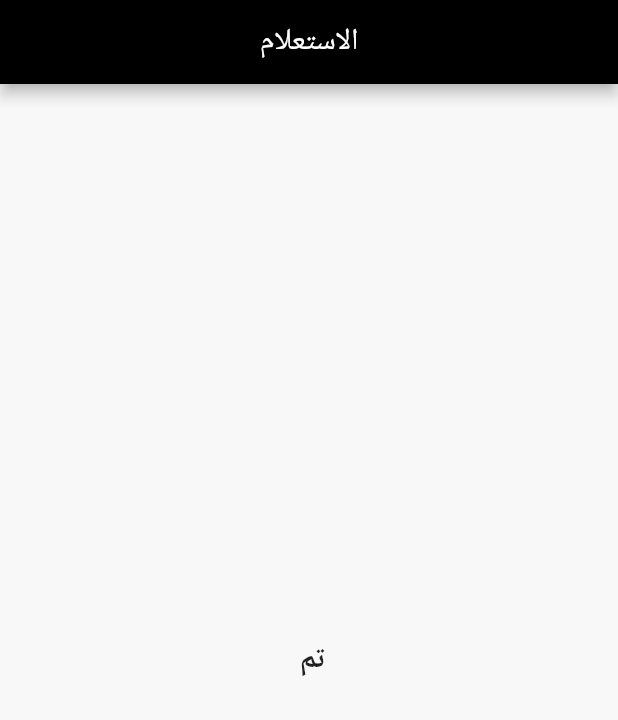
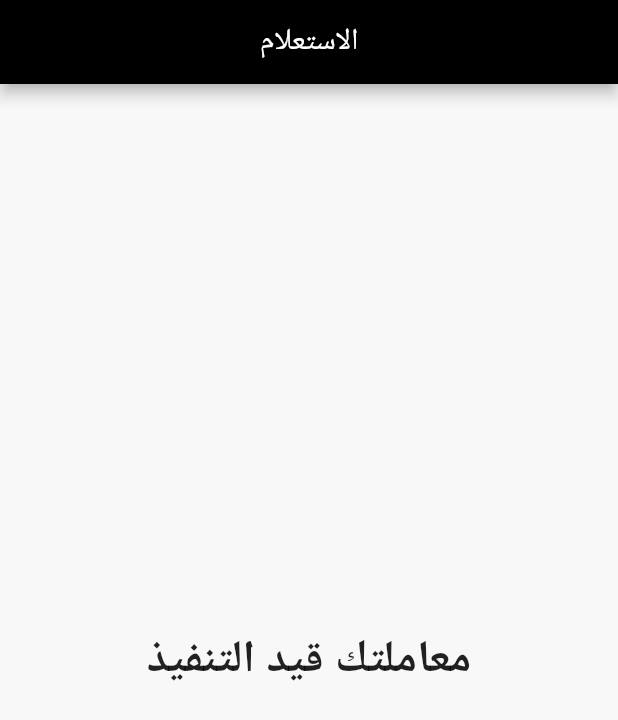
Before and after one commit to yusefHajeb/Al-Kayan-Travel-Application, a Flutter app: the SecondPage screen opened directly, on a phone screen of 412 x 824 dp. Shown: the top 720 px of the screen. Run offline on Flutter 3.47's test engine with Material 2 defaults, Android fonts, the phone set to English and light mode, and no system bars; drawn by our look-alikes of animated_text_kit; our stand-ins replace curved_navigation_bar, flutter_staggered_animations, google_nav_bar, page_transition, progress_state_button, slider_button.

```diff
--- a/lib/Widget/widget_tools/secreen_animation.dart
+++ b/lib/Widget/widget_tools/secreen_animation.dart
@@ -1,4 +1,5 @@
 import 'dart:async';
+import 'package:animated_text_kit/animated_text_kit.dart';
 import 'package:animations/animations.dart';
 import 'package:flutter/material.dart';
 import 'package:flutter/services.dart';
@@ -158,12 +159,21 @@ class SecondPage extends StatelessWidget {
           backgroundColor: Colors.black,
           systemOverlayStyle: SystemUiOverlayStyle.light),
       body: Center(
-        child: Text(
-          "تم ",
-          style: TextStyle(
-            fontWeight: FontWeight.bold,
-            fontSize: 20,
-          ),
+        child: AnimatedTextKit(
+          animatedTexts: [
+            TypewriterAnimatedText(
+              'معاملتك قيد التنفيذ',
+              speed: Duration(milliseconds: 150),
+              textStyle: TextStyle(
+                fontSize: 30,
+                fontWeight: FontWeight.bold,
+              ),
+            ),
+          ],
+          isRepeatingAnimation: true,
+          repeatForever: true,
+          displayFullTextOnTap: true,
+          stopPauseOnTap: false,
         ),
       ),
     );
```
Also changed, not shown: lib/Widget/widget_tools/list_anmi.dart (+101 -17 lines), lib/Widget/widget_tools/text_ani,ation.dart (added, +31 -0 lines).
